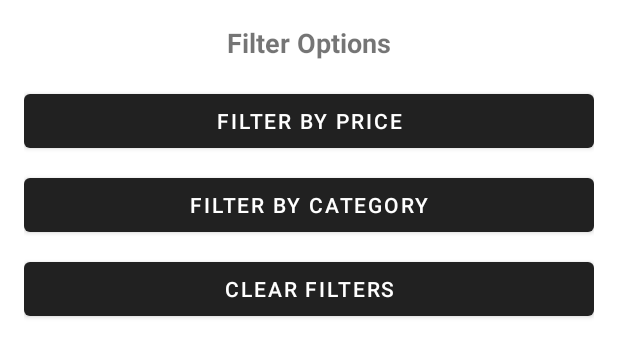
After one commit to jorgealbarracin00/EcommKOI, an Android app built with Jetpack Compose: the layout layout_filter_options.xml on its own in the app's theme, with its tools: preview values and no code run, on a phone screen of 412 x 824 dp. The commit adds this screen. Shown: the top 357 px of the screen. Run offline under Robolectric (Android 15) with nearby library versions, the phone set to English and light mode, and no system bars.

```diff
--- /dev/null
+++ b/app/src/main/res/layout/layout_filter_options.xml
@@ -0,0 +1,41 @@
+<?xml version="1.0" encoding="utf-8"?>
+<LinearLayout xmlns:android="http://schemas.android.com/apk/res/android"
+    android:layout_width="match_parent"
+    android:layout_height="wrap_content"
+    android:orientation="vertical"
+    android:padding="16dp">
+
+    <!-- Title -->
+    <TextView
+        android:id="@+id/filterTitle"
+        android:layout_width="match_parent"
+        android:layout_height="wrap_content"
+        android:text="Filter Options"
+        android:textSize="18sp"
+        android:textStyle="bold"
+        android:gravity="center"
+        android:paddingBottom="16dp" />
+
+    <!-- Filter by Price -->
+    <Button
+        android:id="@+id/btnFilterByPrice"
+        android:layout_width="match_parent"
+        android:layout_height="wrap_content"
+        android:text="Filter by Price" />
+
+    <!-- Filter by Category -->
+    <Button
+        android:id="@+id/btnFilterByCategory"
+        android:layout_width="match_parent"
+        android:layout_height="wrap_content"
+        android:text="Filter by Category"
+        android:layout_marginTop="8dp" />
+
+    <!-- Clear Filters -->
+    <Button
+        android:id="@+id/btnClearFilters"
+        android:layout_width="match_parent"
+        android:layout_height="wrap_content"
+        android:text="Clear Filters"
+        android:layout_marginTop="8dp" />
+</LinearLayout>
```
Also changed, not shown: app/src/main/java/com/example/ecommkoi/HomeActivity.kt (+41 -1 lines).
